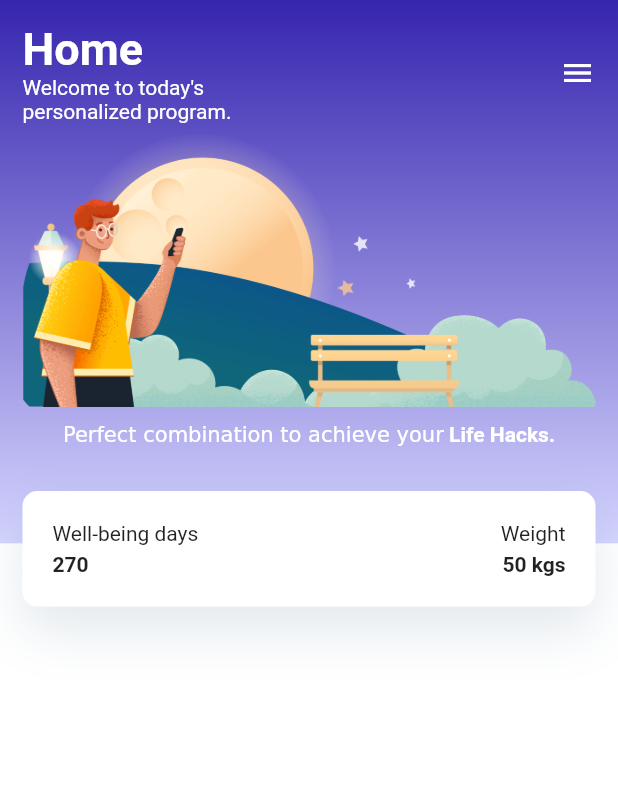
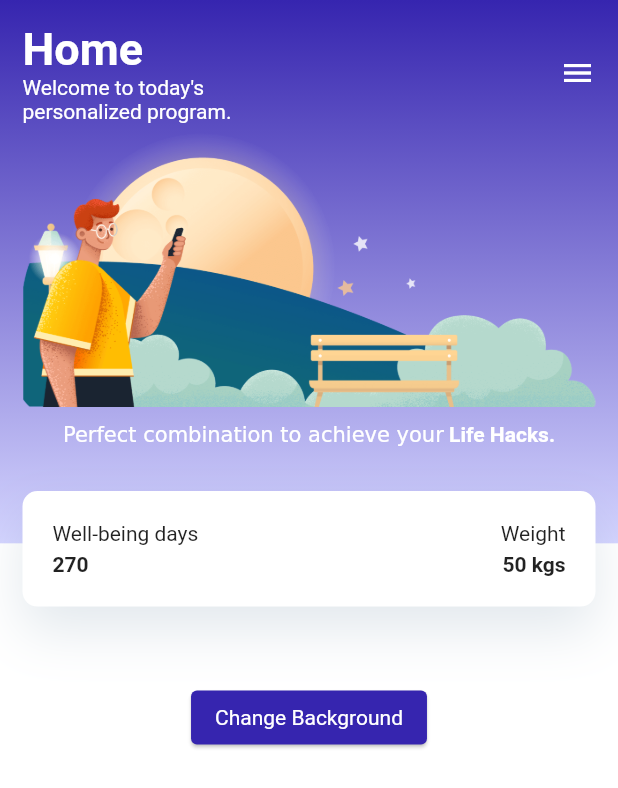
Before and after one commit to dani-edo/flutter_app, a Flutter app: the screen it shows after launch, on a phone screen of 412 x 824 dp. Shown: the top 788 px of the screen. Run offline on Flutter 3.47's test engine with Material 2 defaults, Android fonts, the phone set to English and light mode, and no system bars; our stand-ins replace logger.

Commit message:
toggle background (update state)

```diff
--- /dev/null
+++ b/lib/homepage_constant.dart
@@ -0,0 +1,14 @@
+import 'package:flutter/painting.dart';
+
+class HomepageConstant {
+  // Dashboard gradients...
+  static const Color morningTop = Color(0xFFFFFBEB);
+  static const Color morningBottom = Color(0xFFFFE26B);
+  static const Color afternoonTop = Color(0xFFBFDCFF);
+  static const Color afternoonBottom = Color(0xFFF5F9FF);
+  static const Color eveningTop = Color(0xFF3625AF);
+  static const Color eveningBottom = Color(0xFFD5D5FF);
+
+  static const String evening = 'assets/images/image-evening.png';
+  static const String afternoon = 'assets/images/image-afternoon.png';
+}
--- a/lib/perfeqt_home_page.dart
+++ b/lib/perfeqt_home_page.dart
@@ -1,5 +1,6 @@
 import 'package:flutter/material.dart';
 import 'package:flutter/services.dart';
+import 'package:flutter_app/homepage_constant.dart';
 
 class PerfeqtHomePage extends StatefulWidget {
   const PerfeqtHomePage({super.key, required this.title});
@@ -19,6 +20,24 @@ class MyHomePage extends State<PerfeqtHomePage> {
     ));
   }
 
+  static Color colorTop = HomepageConstant.eveningTop;
+  static Color colorBottom = HomepageConstant.eveningBottom;
+  var activeBackground = HomepageConstant.evening;
+
+  void toggleBackground() {
+    setState(() {
+      colorTop = activeBackground == HomepageConstant.evening
+          ? HomepageConstant.eveningTop
+          : HomepageConstant.afternoonTop;
+      colorBottom = activeBackground == HomepageConstant.evening
+          ? HomepageConstant.eveningBottom
+          : HomepageConstant.afternoonBottom;
+      activeBackground = activeBackground == HomepageConstant.evening
+          ? HomepageConstant.afternoon
+          : HomepageConstant.evening;
+    });
+  }
+
   @override
   Widget build(BuildContext context) {
     return Scaffold(
@@ -28,10 +47,10 @@ class MyHomePage extends State<PerfeqtHomePage> {
           Container(
             padding: const EdgeInsets.fromLTRB(15, 15, 15, 50),
             margin: EdgeInsets.only(top: MediaQuery.of(context).padding.top),
-            decoration: const BoxDecoration(
+            decoration: BoxDecoration(
                 gradient: LinearGradient(colors: [
-              Color(0xFF3625AF),
-              Color(0xFFD5D5FF),
+              colorTop,
+              colorBottom,
             ], begin: Alignment.topCenter, end: Alignment.bottomCenter)),
             child: Column(
               children: [
@@ -72,7 +91,7 @@ class MyHomePage extends State<PerfeqtHomePage> {
                       ],
                     ),
                     Image.asset(
-                      'assets/images/image-evening.png',
+                      activeBackground,
                       width: double.infinity,
                     ),
                     Container(
@@ -98,6 +117,14 @@ class MyHomePage extends State<PerfeqtHomePage> {
                 children: [
                   Transform.translate(
                       offset: Offset(0, -50), child: WellBeingBox()),
+                  ElevatedButton(
+                    onPressed: toggleBackground,
+                    style: ElevatedButton.styleFrom(
+                        elevation: 1.0,
+                        backgroundColor: Color(0xFF3625AF),
+                        textStyle: const TextStyle(color: Colors.white)),
+                    child: const Text('Change Background'),
+                  ),
                 ],
               ),
             ),
```
